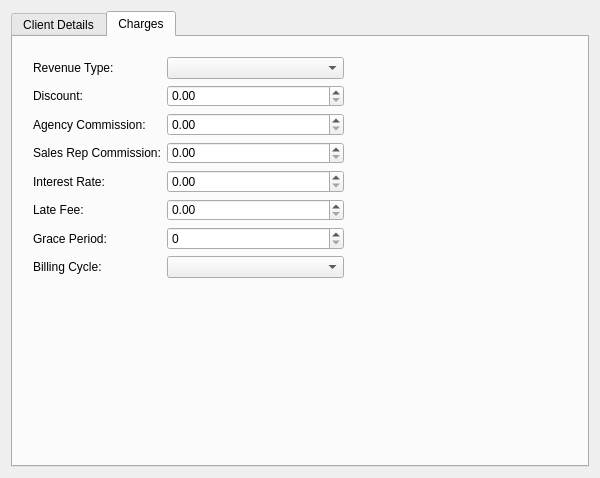
The window that rave/Traffik/clientform.ui (pgathogo/raven) describes before a commit, drawn with Qt 5.
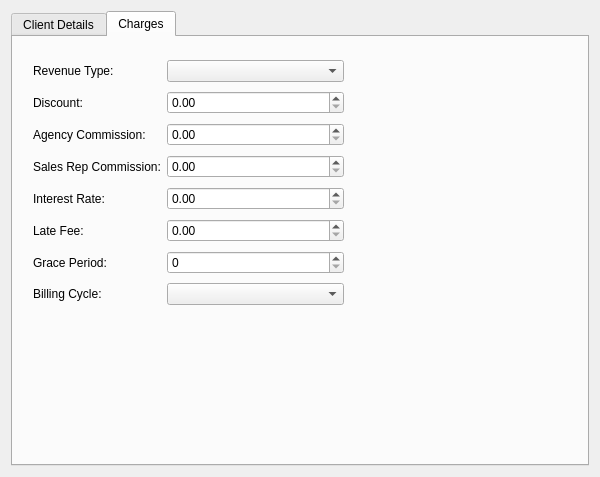
The same window after the commit. The open tabs and pages were chosen to show the change.

Patch:
```diff
--- a/rave/Traffik/clientform.ui
+++ b/rave/Traffik/clientform.ui
@@ -7,7 +7,7 @@
     <x>0</x>
     <y>0</y>
     <width>600</width>
-    <height>478</height>
+    <height>477</height>
    </rect>
   </property>
   <property name="sizePolicy">
@@ -240,7 +240,7 @@
          <x>20</x>
          <y>20</y>
          <width>561</width>
-         <height>221</height>
+         <height>259</height>
         </rect>
        </property>
        <layout class="QGridLayout" name="gridLayout_4" columnstretch="0,1,0">
```
Left out of the diff: 2 changed lines with no effect on the pictures.
